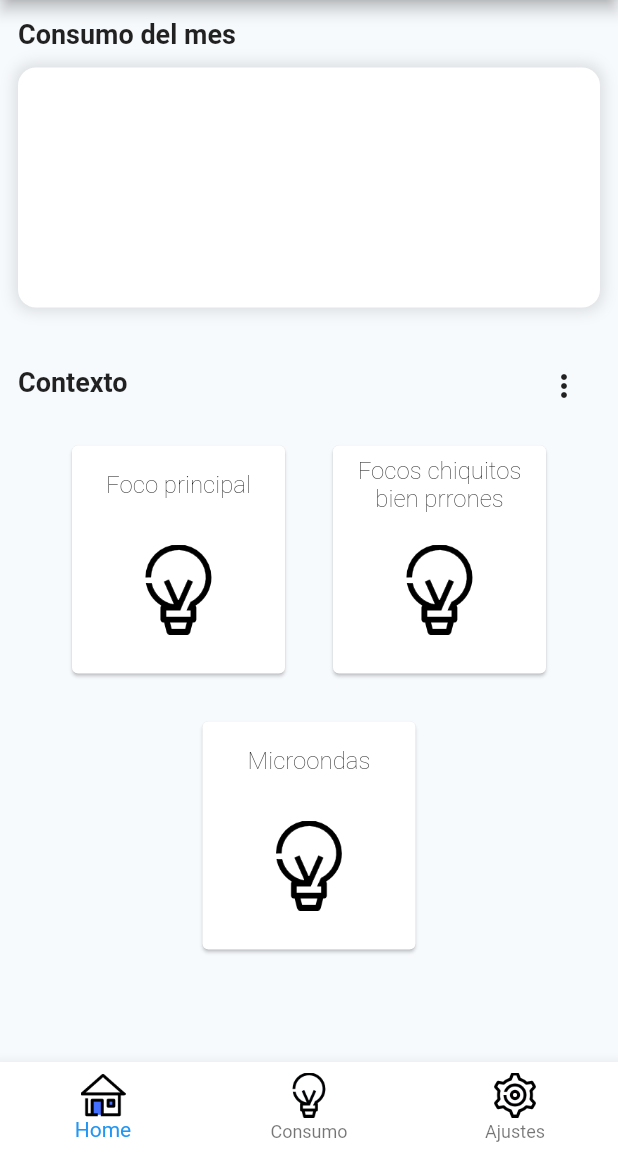
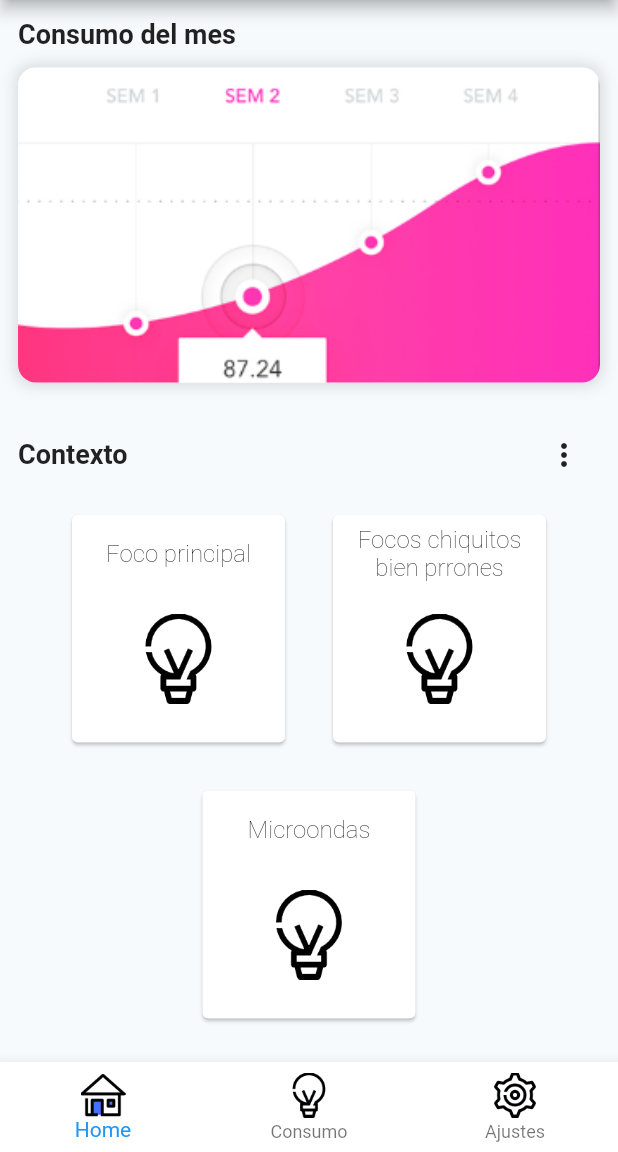
Before and after one commit to energy-berry/energy-berry-app, a Flutter app: the screen it shows after launch, on a phone screen of 412 x 824 dp, the part 84-1236 px from its top. Run offline on Flutter 3.47's test engine with Material 2 defaults, Android fonts, the phone set to English and light mode, and no system bars.

Commit message:
Chart picture

```diff
--- a/lib/views/home.dart
+++ b/lib/views/home.dart
@@ -12,15 +12,21 @@ class Home extends StatelessWidget {
   @override
   Widget build(BuildContext context) {
     var chart = Container(
-        height: 160,
+        height: 210,
         margin: EdgeInsets.only(left: 12, right: 12),
         width: double.infinity,
         decoration: BoxDecoration(
-            borderRadius: BorderRadius.circular(12),
-            boxShadow: <BoxShadow>[
-              BoxShadow(color: Colors.black12, blurRadius: 8, spreadRadius: 2)
-            ],
-            color: Colors.white));
+          image: DecorationImage(
+            image: AssetImage("assets/img/chart.png"),
+            fit: BoxFit.cover,
+            alignment: Alignment(0, -1)
+          ),
+          borderRadius: BorderRadius.circular(12),
+          boxShadow: <BoxShadow>[
+            BoxShadow(color: Colors.black12, blurRadius: 8, spreadRadius: 2)
+          ],
+          color: Colors.white)
+    );
 
     var grid = Wrap(
       alignment: WrapAlignment.center,
@@ -45,7 +51,7 @@ class Home extends StatelessWidget {
             child: Container(
               alignment: Alignment(1,0),
               child: ContextPicker(),
-              margin: EdgeInsets.only(top: 28, right: 12)
+              margin: EdgeInsets.only(top: 24, right: 12)
             )
           )
         ],
--- a/pubspec.yaml
+++ b/pubspec.yaml
@@ -68,3 +68,4 @@ flutter:
   # see https://flutter.io/custom-fonts/#from-packages
   assets:
     - assets/img/navigation/
+    - assets/img/
```
Also changed, not shown: assets/img/chart.png (added).
